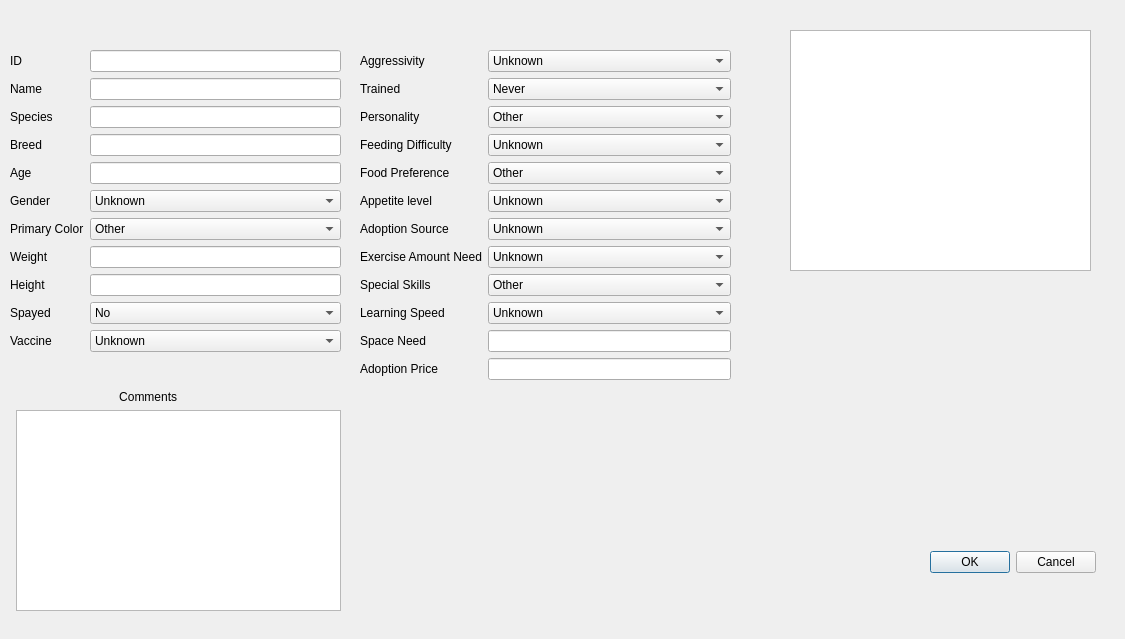
First picture: the form in manageanimalwindow.ui, repository CRM2017/cuACS, before the edit.
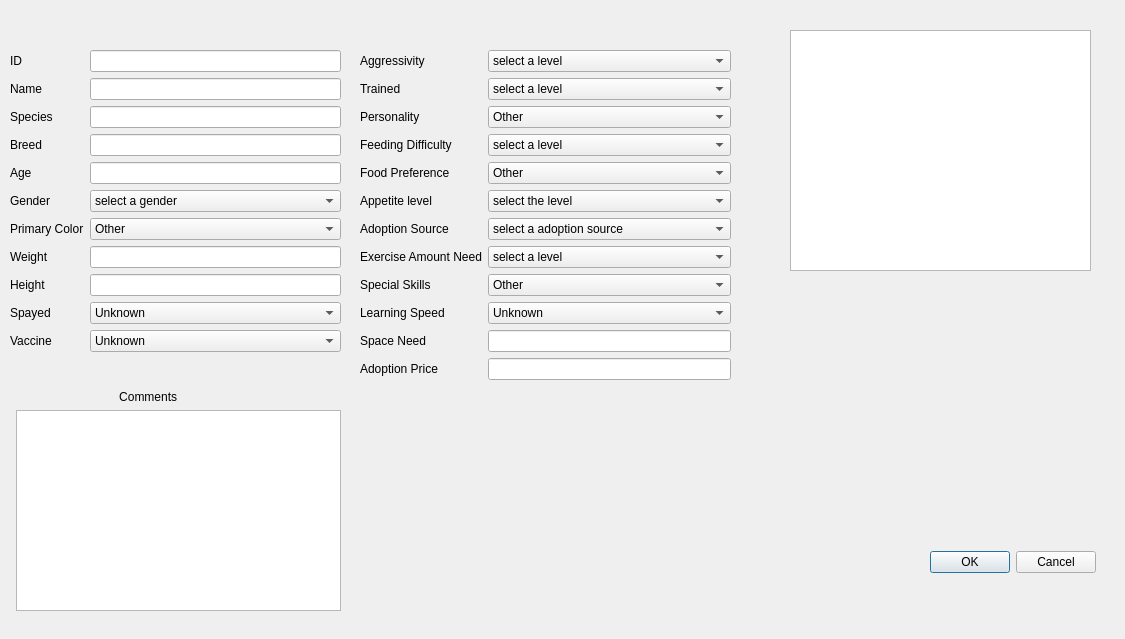
Second picture: the form after the edit.

Diff of the .ui file:
```diff
--- a/manageanimalwindow.ui
+++ b/manageanimalwindow.ui
@@ -74,7 +74,7 @@
      <widget class="QComboBox" name="gender">
       <item>
        <property name="text">
-        <string>Unknown</string>
+        <string>select a gender</string>
        </property>
       </item>
       <item>
@@ -125,6 +125,11 @@
     </item>
     <item row="9" column="1">
      <widget class="QComboBox" name="spayed">
+      <item>
+       <property name="text">
+        <string>Unknown</string>
+       </property>
+      </item>
       <item>
        <property name="text">
         <string>No</string>
@@ -265,7 +270,7 @@
      <widget class="QComboBox" name="aggressivity">
       <item>
        <property name="text">
-        <string>Unknown</string>
+        <string>select a level</string>
        </property>
       </item>
       <item>
@@ -296,7 +301,7 @@
      <widget class="QComboBox" name="trained">
       <item>
        <property name="text">
-        <string>Never</string>
+        <string>select a level</string>
        </property>
       </item>
       <item>
@@ -393,7 +398,7 @@
      <widget class="QComboBox" name="feeding">
       <item>
        <property name="text">
-        <string>Unknown</string>
+        <string>select a level</string>
        </property>
       </item>
       <item>
@@ -417,7 +422,7 @@
      <widget class="QComboBox" name="source">
       <item>
        <property name="text">
-        <string>Unknown</string>
+        <string>select a adoption source</string>
        </property>
       </item>
       <item>
@@ -441,7 +446,7 @@
      <widget class="QComboBox" name="exercise">
       <item>
        <property name="text">
-        <string>Unknown</string>
+        <string>select a level</string>
        </property>
       </item>
       <item>
@@ -494,7 +499,7 @@
      <widget class="QComboBox" name="appetite">
       <item>
        <property name="text">
-        <string>Unknown</string>
+        <string>select the level</string>
        </property>
       </item>
       <item>
```
Left out of the diff: 14 changed lines with no effect on the pictures.
